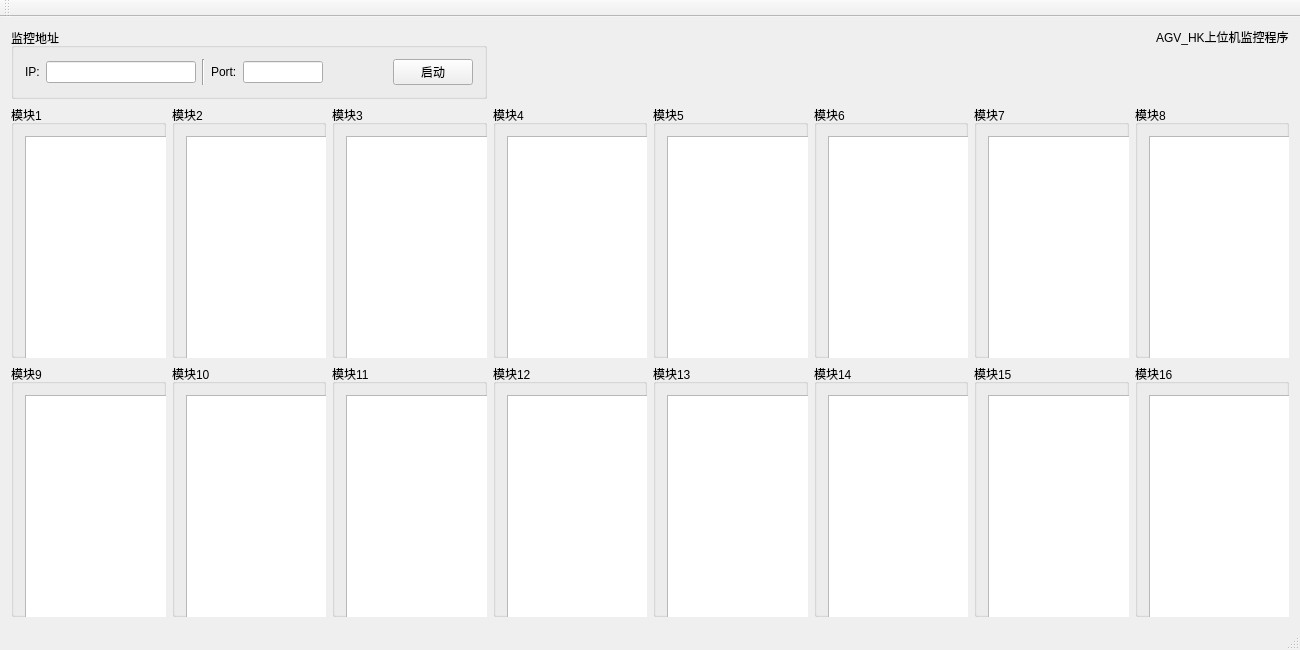
First picture: the form in monitor/mainwindow.ui, repository wwkkww1983/chgr_station_monitor, before the edit.
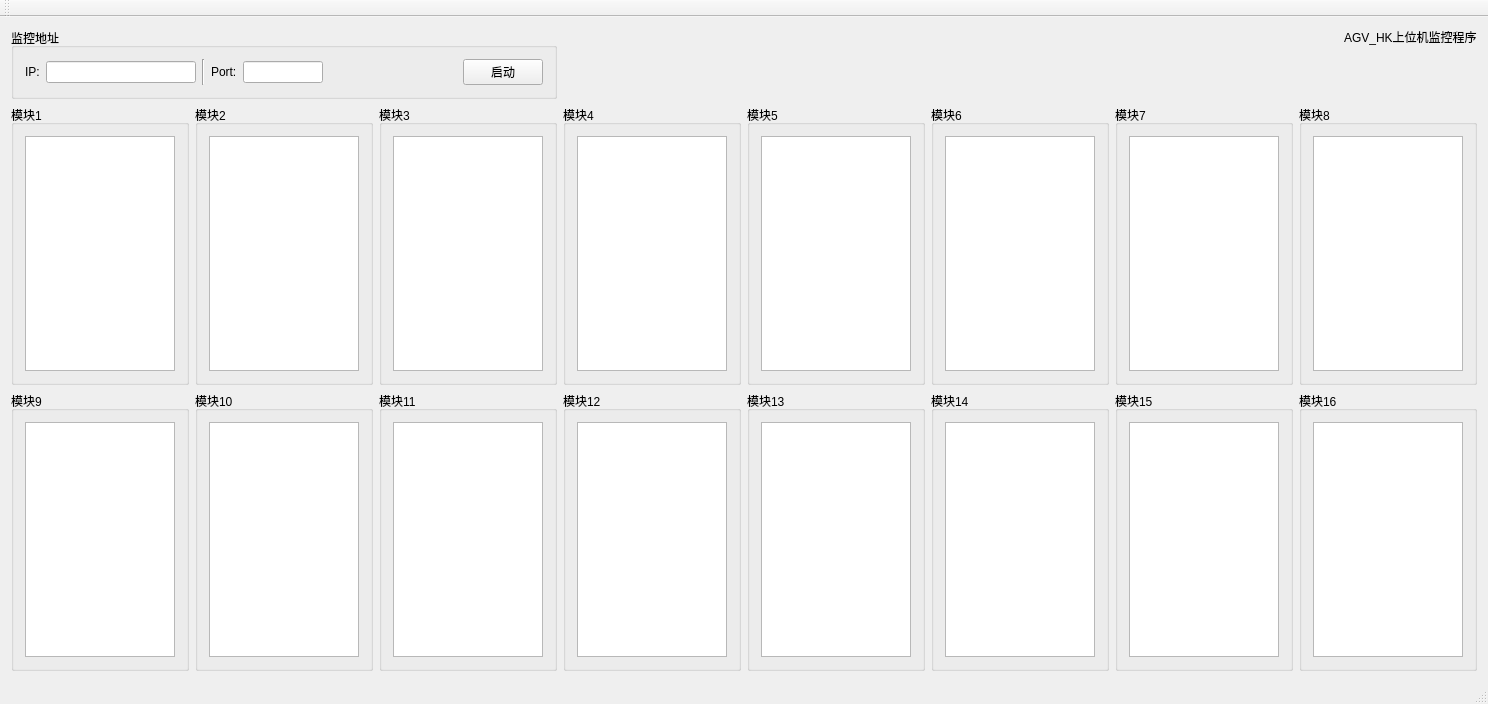
Second picture: the form after the edit.

What changed in the file:
```diff
--- a/monitor/mainwindow.ui
+++ b/monitor/mainwindow.ui
@@ -10,17 +10,11 @@
     <height>650</height>
    </rect>
   </property>
-  <property name="minimumSize">
-   <size>
-    <width>1300</width>
-    <height>650</height>
-   </size>
-  </property>
-  <property name="maximumSize">
-   <size>
-    <width>1420</width>
-    <height>678</height>
-   </size>
+  <property name="sizePolicy">
+   <sizepolicy hsizetype="Fixed" vsizetype="Fixed">
+    <horstretch>0</horstretch>
+    <verstretch>0</verstretch>
+   </sizepolicy>
   </property>
   <property name="windowTitle">
    <string>MainWindow</string>
```
Left out of the diff: 3 changed lines with no effect on the pictures.
